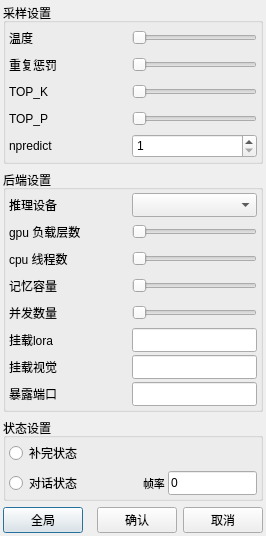
Before: the Qt Designer form src/widget/settings_dialog.ui in ylsdamxssjxxdd/eva, drawn with Qt 5.
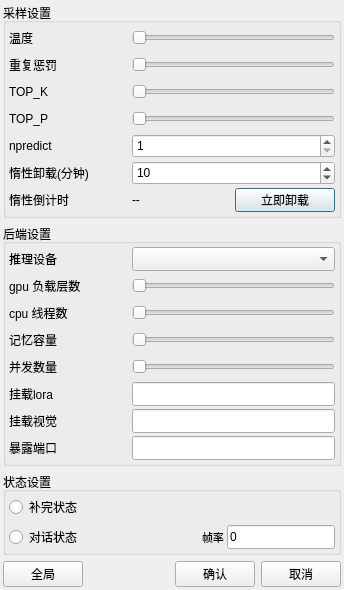
After: the same form once the commit is applied.

Commit message: 支持设置窗口配置惰性卸载时间

```diff
--- a/src/widget/settings_dialog.ui
+++ b/src/widget/settings_dialog.ui
@@ -289,6 +289,118 @@
         </item>
        </layout>
       </item>
+      <item>
+       <layout class="QHBoxLayout" name="horizontalLayout_lazyTimeout">
+        <item>
+         <widget class="QLabel" name="lazy_timeout_label">
+          <property name="minimumSize">
+           <size>
+            <width>120</width>
+            <height>24</height>
+           </size>
+          </property>
+          <property name="maximumSize">
+           <size>
+            <width>120</width>
+            <height>24</height>
+           </size>
+          </property>
+          <property name="text">
+           <string>惰性卸载(分钟)</string>
+          </property>
+         </widget>
+        </item>
+        <item>
+         <widget class="QSpinBox" name="lazy_timeout_spin">
+          <property name="minimumSize">
+           <size>
+            <width>100</width>
+            <height>24</height>
+           </size>
+          </property>
+          <property name="maximumSize">
+           <size>
+            <width>16777215</width>
+            <height>24</height>
+           </size>
+          </property>
+          <property name="minimum">
+           <number>0</number>
+          </property>
+          <property name="maximum">
+           <number>1440</number>
+          </property>
+          <property name="value">
+           <number>10</number>
+          </property>
+         </widget>
+        </item>
+       </layout>
+      </item>
+      <item>
+       <layout class="QHBoxLayout" name="horizontalLayout_lazyCountdown">
+        <item>
+         <widget class="QLabel" name="lazy_countdown_title_label">
+          <property name="minimumSize">
+           <size>
+            <width>120</width>
+            <height>24</height>
+           </size>
+          </property>
+          <property name="maximumSize">
+           <size>
+            <width>120</width>
+            <height>24</height>
+           </size>
+          </property>
+          <property name="text">
+           <string>惰性倒计时</string>
+          </property>
+         </widget>
+        </item>
+        <item>
+         <widget class="QLabel" name="lazy_countdown_value_label">
+          <property name="minimumSize">
+           <size>
+            <width>100</width>
+            <height>24</height>
+           </size>
+          </property>
+          <property name="maximumSize">
+           <size>
+            <width>16777215</width>
+            <height>24</height>
+           </size>
+          </property>
+          <property name="text">
+           <string>--</string>
+          </property>
+          <property name="alignment">
+           <set>Qt::AlignLeading|Qt::AlignLeft|Qt::AlignVCenter</set>
+          </property>
+         </widget>
+        </item>
+        <item>
+         <widget class="QPushButton" name="lazy_unload_button">
+          <property name="minimumSize">
+           <size>
+            <width>100</width>
+            <height>24</height>
+           </size>
+          </property>
+          <property name="maximumSize">
+           <size>
+            <width>150</width>
+            <height>24</height>
+           </size>
+          </property>
+          <property name="text">
+           <string>立即卸载</string>
+          </property>
+         </widget>
+        </item>
+       </layout>
+      </item>
      </layout>
     </widget>
    </item>
```
The commit also changes 7 other files.
